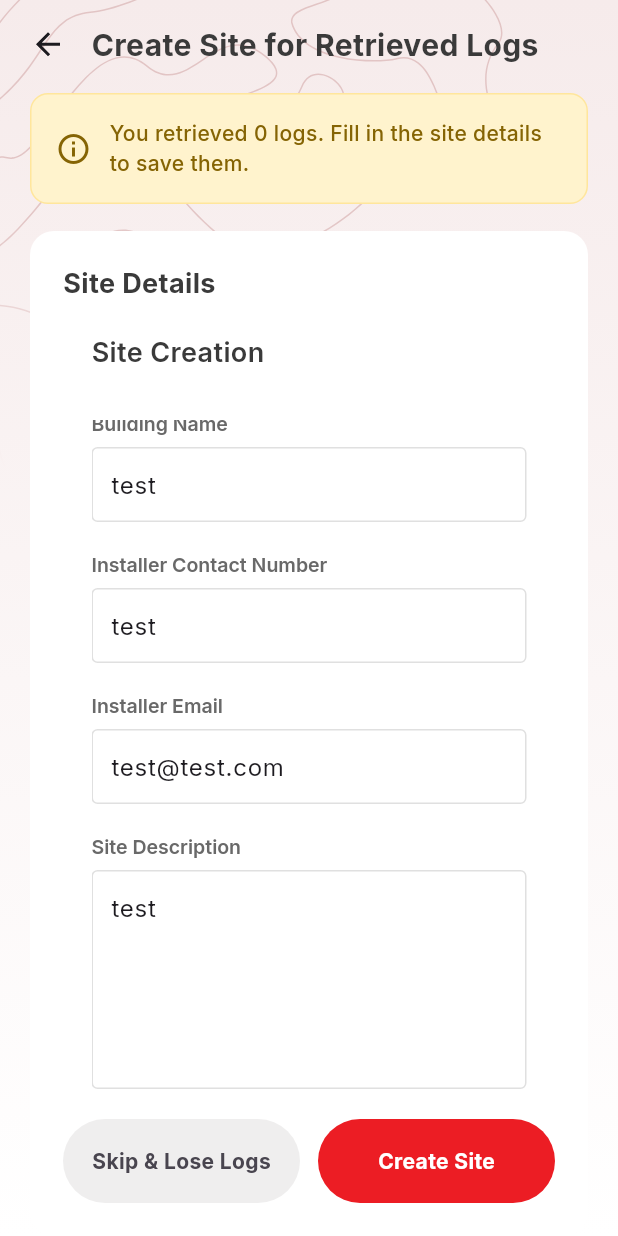
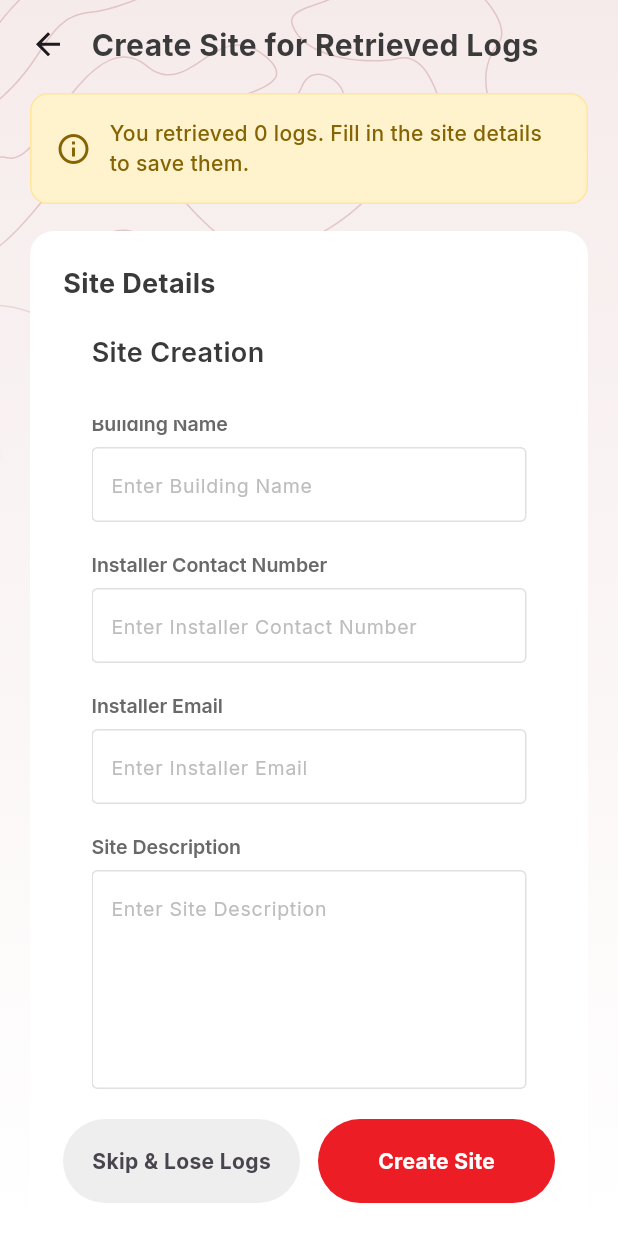
Before and after one commit to EmcusTech/techno_switch_solar_app, a Flutter app: the SimpleSiteCreationScreen screen opened directly with empty values, scrolled down 382 dp, on a phone screen of 412 x 824 dp. Run offline on Flutter 3.47's test engine with Material 3 defaults, Android fonts, the phone set to English and light mode, and no system bars; our stand-ins replace csv, dio, file_picker, flutter_svg, get, google_fonts and 9 more; missing offline and left inert: encrypt, excel, flutter_logs, flutter_reactive_ble, usb_serial; accounts and stored records are empty.

Commit message:
Refactor log history screen date formatting and initialize text controllers in site creation screen: Updated date formatting in LogHistoryScreen for improved readability. Initialized text controllers in SimpleSiteCreationScreen without default values to enhance user input flexibility.

```diff
--- a/lib/screens/log_history_screen.dart
+++ b/lib/screens/log_history_screen.dart
@@ -120,7 +120,7 @@ class LogHistoryScreenState extends State<LogHistoryScreen> {
   Widget _buildLogRetrievalItem(LogRetrievalModel logRetrieval) {
     final DateTime dateRetrieved = logRetrieval.retrievalDate;
     final String formattedDate =
-        "${dateRetrieved.day.toString().padLeft(2, '0')}/${dateRetrieved.month.toString().padLeft(2, '0')}/${dateRetrieved.year} - ${dateRetrieved.hour.toString().padLeft(2, '0')}:${dateRetrieved.minute.toString().padLeft(2, '0')} ${dateRetrieved.hour >= 12 ? 'PM' : 'AM'}";
+        "${dateRetrieved.day.toString().padLeft(2, '0')}/${dateRetrieved.month.toString().padLeft(2, '0')}/${dateRetrieved.year} - ${dateRetrieved.hour.toString().padLeft(2, '0')}:${dateRetrieved.minute.toString().padLeft(2, '0')}}";
 
     return GestureDetector(
       onTap: () => _openLogSession(logRetrieval),
--- a/lib/screens/simple_site_creation_screen.dart
+++ b/lib/screens/simple_site_creation_screen.dart
@@ -49,14 +49,14 @@ class _SimpleSiteCreationScreenState extends State<SimpleSiteCreationScreen> {
     print(
       "DEBUG: SimpleSiteCreationScreen initialized with panel ID: ${widget.panelId}",
     );
-    _siteNameController = TextEditingController(text: 'test new');
-    _installerNameController = TextEditingController(text: 'test');
-    _companyNameController = TextEditingController(text: 'test');
-    _saqccRegNumberController = TextEditingController(text: '1234567890');
-    _buildingNameController = TextEditingController(text: 'test');
-    _installerContactNumberController = TextEditingController(text: 'test');
-    _installerEmailController = TextEditingController(text: 'test@test.com');
-    _siteDescriptionController = TextEditingController(text: 'test');
+    _siteNameController = TextEditingController();
+    _installerNameController = TextEditingController();
+    _companyNameController = TextEditingController();
+    _saqccRegNumberController = TextEditingController();
+    _buildingNameController = TextEditingController();
+    _installerContactNumberController = TextEditingController();
+    _installerEmailController = TextEditingController();
+    _siteDescriptionController = TextEditingController();
   }
 
   @override
```
